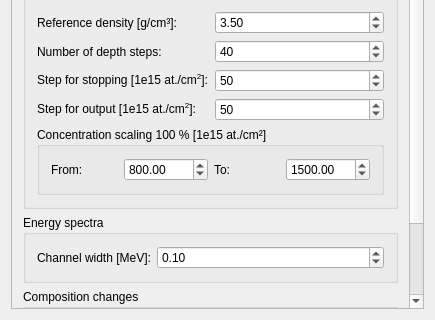
JYU-IBA/potku, file ui_files/ui_profile_settings_tab.ui: the form before one commit; both pictures show x 0 to 435 and y 214 to 534 of the 435 by 534 pixel window.
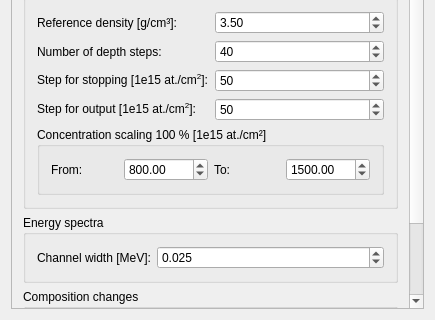
The form after the commit.

Commit message: Changed the channel/bin width to have three decimals, and its default to be 0.025.

```diff
--- a/ui_files/ui_profile_settings_tab.ui
+++ b/ui_files/ui_profile_settings_tab.ui
@@ -282,6 +282,9 @@
               </item>
               <item row="0" column="1">
                <widget class="QDoubleSpinBox" name="channelWidthDoubleSpinBox">
+                <property name="decimals">
+                 <number>3</number>
+                </property>
                 <property name="maximum">
                  <double>1000000000000000044885712678075916785549312.000000000000000</double>
                 </property>
@@ -289,7 +292,7 @@
                  <double>0.100000000000000</double>
                 </property>
                 <property name="value">
-                 <double>0.100000000000000</double>
+                 <double>0.025000000000000</double>
                 </property>
                </widget>
               </item>
```
Left out of the diff: 2 changed lines with no effect on the pictures. The commit also changes 5 other files.
